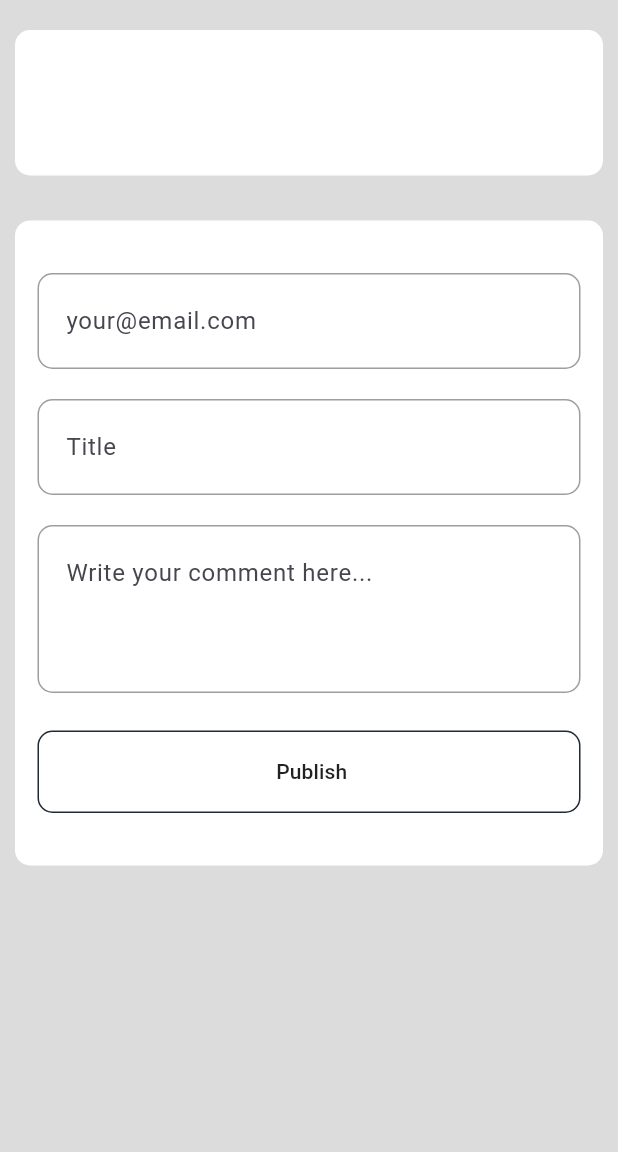
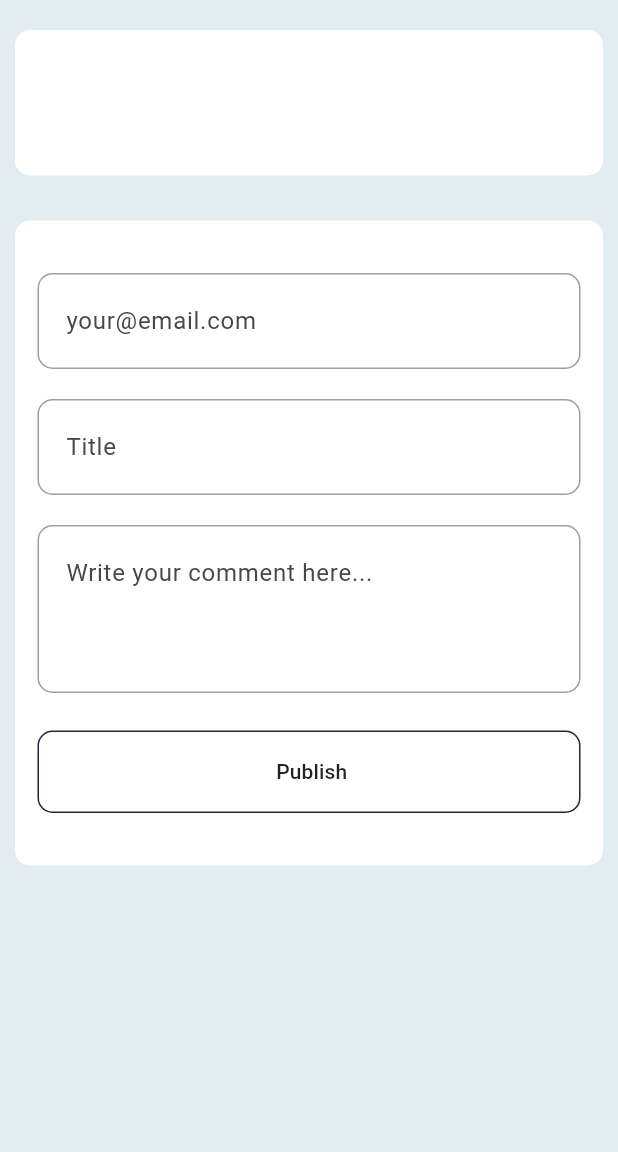
Before and after one commit to vonjy-2101/mvvm-flutter-project, a Flutter app: the CommentPostScreen screen opened directly with empty values, on a phone screen of 412 x 824 dp, the part 84-1236 px from its top. Run offline on Flutter 3.47's test engine with Material 3 defaults, Android fonts, the phone set to English and light mode, and no system bars; drawn by our look-alikes of toggle_switch; our stand-ins replace dio, equatable, flutter_riverpod, get_it, go_router, google_fonts; network calls fail.

Commit message:
bg ligh mode

```diff
--- a/lib/core/app_theme.dart
+++ b/lib/core/app_theme.dart
@@ -41,7 +41,7 @@ class ColorAppThemeData {
     static Color darkBg = colorFromHex('#111827');
     static Color darkPrimary = colorFromHex("#1f2937");
 
-    static Color lightBg = colorFromHex('#dcdcdc');
+    static Color lightBg = colorFromHex('#e2edf1');
     static Color lightPrimary = colorFromHex("#ffffff");
 
 
```
